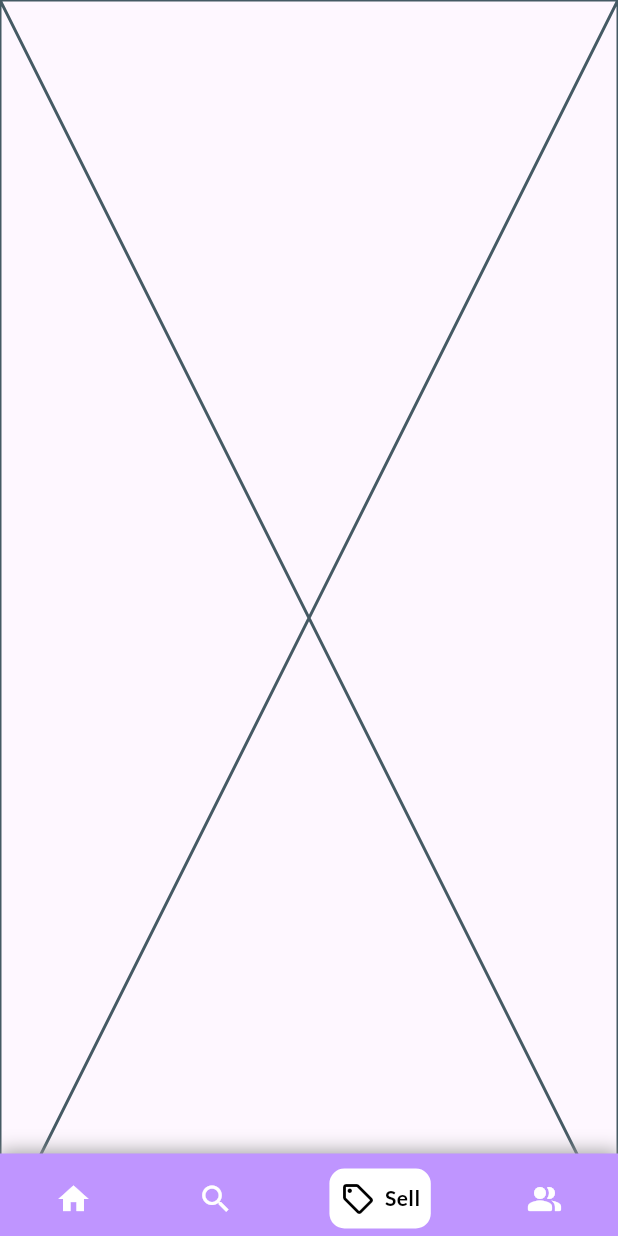
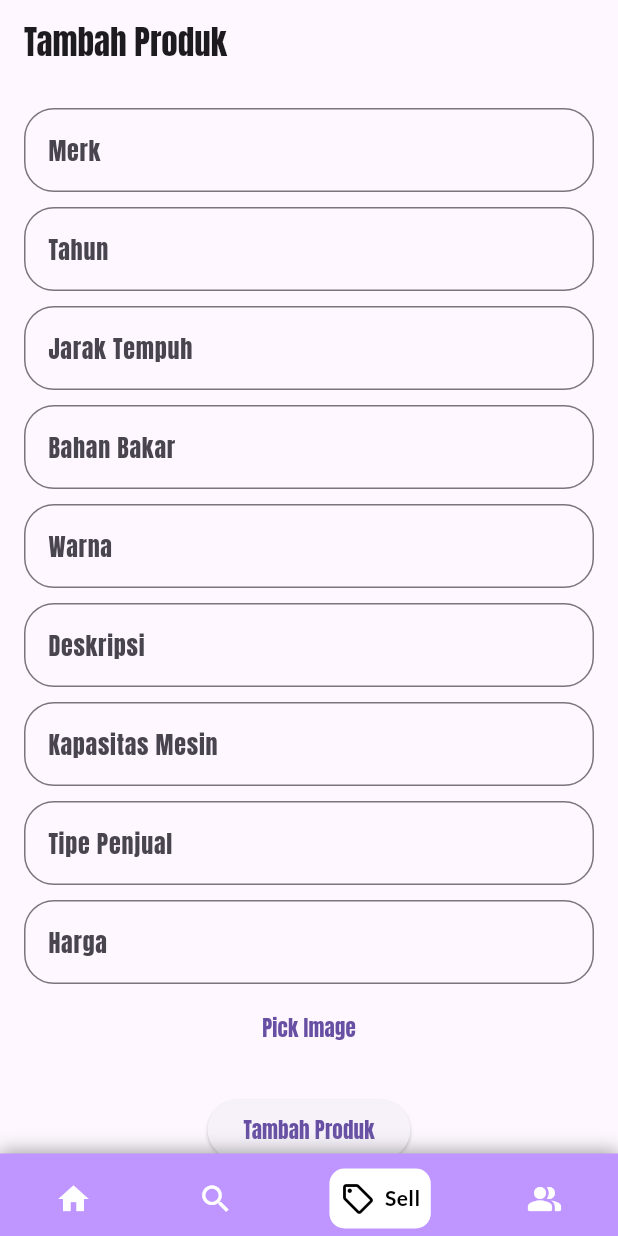
Before and after one commit to MYusufRahmana/AppTradeTrove, a Flutter app: the Navbar screen opened directly, item 3 of the bottom bar chosen, on a phone screen of 412 x 824 dp. Run offline on Flutter 3.47's test engine with Material 3 defaults, Android fonts, the phone set to English and light mode, and no system bars; drawn by our look-alikes of google_nav_bar; our stand-ins replace cloud_firestore, firebase_auth, firebase_core, firebase_storage, image_picker; missing offline and left inert: dart:html; accounts and stored records are empty.

Commit message:
Tahap : Make fitur Sell
make ui input item for to sell

```diff
--- a/lib/navbar.dart
+++ b/lib/navbar.dart
@@ -17,7 +17,7 @@ class NavbarState extends State<Navbar> {
   static List<Widget> _widgetOptions = <Widget>[
     HomeScreen(),
     SearchScreen(),
-    sellScreen(),
+    AddProductScreen(),
     ProfileScreen(),
   ];
 
--- a/lib/screens/Sell_screen.dart
+++ b/lib/screens/Sell_screen.dart
@@ -1,16 +1,189 @@
-import 'package:flutter/foundation.dart';
 import 'package:flutter/material.dart';
+import 'package:image_picker/image_picker.dart';
+import 'package:tradetrove/services/product.dart';
+import 'package:firebase_auth/firebase_auth.dart';
 
-class sellScreen extends StatefulWidget {
-  const sellScreen({super.key});
+class AddProductScreen extends StatefulWidget {
+  const AddProductScreen({Key? key}) : super(key: key);
 
   @override
-  State<sellScreen> createState() => _sellScreenState();
+  _AddProductScreenState createState() => _AddProductScreenState();
 }
 
-class _sellScreenState extends State<sellScreen> {
+class _AddProductScreenState extends State<AddProductScreen> {
+  final _merkController = TextEditingController();
+  final _tahunController = TextEditingController();
+  final _jarakTempuhController = TextEditingController();
+  final _bahanBakarController = TextEditingController();
+  final _warnaController = TextEditingController();
+  final _descriptionController = TextEditingController();
+  final _kapasitasMesinController = TextEditingController();
+  final _tipePenjualController = TextEditingController();
+  final _hargaController = TextEditingController();
+  XFile? _imageFile;
+
+  Future<void> _pickImage() async {
+    final PickedFile = await ImagePicker().pickImage(source: ImageSource.gallery);
+    if (PickedFile != null) {
+      setState(() {
+        _imageFile = XFile(PickedFile.path);
+      });
+    }
+  }
+
+  void _addProduct() async {
+    try {
+      User? user = FirebaseAuth.instance.currentUser;
+      if (user == null) {
+        ScaffoldMessenger.of(context).showSnackBar(
+          const SnackBar(content: Text('User tidak ditemukan')),
+        );
+        return;
+      }
+
+      String uid = user.uid;
+
+      await ProductService().createProduct(
+        uid: uid,
+        merk: _merkController.text,
+        tahun: _tahunController.text,
+        jarakTempuh: _jarakTempuhController.text,
+        bahanBakar: _bahanBakarController.text,
+        warna: _warnaController.text,
+        description: _descriptionController.text,
+        kapasitasMesin: _kapasitasMesinController.text,
+        tipePenjual: _tipePenjualController.text,
+        harga: _hargaController.text,
+        imageFile: _imageFile,
+      );
+      ScaffoldMessenger.of(context).showSnackBar(
+        const SnackBar(content: Text('Produk berhasil ditambahkan')),
+      );
+      Navigator.of(context).pop();
+    } catch (e) {
+      ScaffoldMessenger.of(context).showSnackBar(
+        SnackBar(content: Text('Gagal menambahkan produk: $e')),
+      );
+    }
+  }
+
   @override
   Widget build(BuildContext context) {
-    return const Placeholder();
+    return Scaffold(
+      appBar: AppBar(
+        title: const Text('Tambah Produk'),
+      ),
+      body: SingleChildScrollView(
+        padding: const EdgeInsets.all(16.0),
+        child: Column(
+          children: [
+            TextField(
+              controller: _merkController,
+              decoration: InputDecoration(
+                labelText: 'Merk',
+                border: OutlineInputBorder(
+                  borderRadius: BorderRadius.circular(20.0),
+                ),
+              ),
+            ),
+            const SizedBox(height: 10.0),
+            TextField(
+              controller: _tahunController,
+              decoration: InputDecoration(
+                labelText: 'Tahun',
+                border: OutlineInputBorder(
+                  borderRadius: BorderRadius.circular(20.0),
+                ),
+              ),
+            ),
+            const SizedBox(height: 10.0),
+            TextField(
+              controller: _jarakTempuhController,
+              decoration: InputDecoration(
+                labelText: 'Jarak Tempuh',
+                border: OutlineInputBorder(
+                  borderRadius: BorderRadius.circular(20.0),
+                ),
+              ),
+            ),
+            const SizedBox(height: 10.0),
+            TextField(
+              controller: _bahanBakarController,
+              decoration: InputDecoration(
+                labelText: 'Bahan Bakar',
+                border: OutlineInputBorder(
+                  borderRadius: BorderRadius.circular(20.0),
+                ),
+              ),
+            ),
+            const SizedBox(height: 10.0),
+            TextField(
+              controller: _warnaController,
+              decoration: InputDecoration(
+                labelText: 'Warna',
+                border: OutlineInputBorder(
+                  borderRadius: BorderRadius.circular(20.0),
+                ),
+              ),
+            ),
+            const SizedBox(height: 10.0),
+            TextField(
+              controller: _descriptionController,
+              decoration: InputDecoration(
+                labelText: 'Deskripsi',
+                border: OutlineInputBorder(
+                  borderRadius: BorderRadius.circular(20.0),
+                ),
+              ),
+            ),
+            const SizedBox(height: 10.0),
+            TextField(
+              controller: _kapasitasMesinController,
+              decoration: InputDecoration(
+                labelText: 'Kapasitas Mesin',
+                border: OutlineInputBorder(
+                  borderRadius: BorderRadius.circular(20.0),
+                ),
+              ),
+            ),
+            const SizedBox(height: 10.0),
+            TextField(
+              controller: _tipePenjualController,
+              decoration: InputDecoration(
+                labelText: 'Tipe Penjual',
+                border: OutlineInputBorder(
+                  borderRadius: BorderRadius.circular(20.0),
+                ),
+              ),
+            ),
+            const SizedBox(height: 10.0),
+            TextField(
+              controller: _hargaController,
+              decoration: InputDecoration(
+                labelText: 'Harga',
+                border: OutlineInputBorder(
+                  borderRadius: BorderRadius.circular(20.0),
+                ),
+              ),
+            ),
+            const SizedBox(height: 5.0),
+            _imageFile != null
+                ? Image.network(_imageFile!.path, fit: BoxFit.cover)
+                : Container(),
+            TextButton(
+              onPressed: _pickImage,
+              child: const Text('Pick Image'),
+            ),
+             const SizedBox(height: 20.0),
+            Center(
+              child: ElevatedButton(
+                onPressed: _addProduct,
+                child: const Text('Tambah Produk'),
+              )
+            ),
+          ],
+        ),
+      ),
+    );
   }
 }
--- a/lib/screens/profil_screen.dart
+++ b/lib/screens/profil_screen.dart
@@ -17,7 +17,7 @@ class ProfileScreen extends StatelessWidget {
   Widget build(BuildContext context) {
     return Scaffold(
       appBar: AppBar(
-        backgroundColor: Colors.purple.shade500,
+        backgroundColor: Color.fromRGBO(191, 149, 255, 1),
         elevation: 0,
         title: Row(
           mainAxisAlignment: MainAxisAlignment.center,
@@ -100,7 +100,7 @@ class ProfileScreen extends StatelessWidget {
               ),
               style: ElevatedButton.styleFrom(
                 minimumSize: Size(double.infinity, 40),
-                backgroundColor: Colors.purple.shade400,
+                backgroundColor:  Color.fromRGBO(191, 149, 255, 1),
               ),
             ),
             SizedBox(height: 5),
@@ -119,7 +119,7 @@ class ProfileScreen extends StatelessWidget {
                 ),
                 style: ElevatedButton.styleFrom(
                   minimumSize: Size(double.infinity, 40),
-                  backgroundColor: Colors.purple.shade400,
+                  backgroundColor:  Color.fromRGBO(191, 149, 255, 1),
                 ),
               ),
             ),
```
